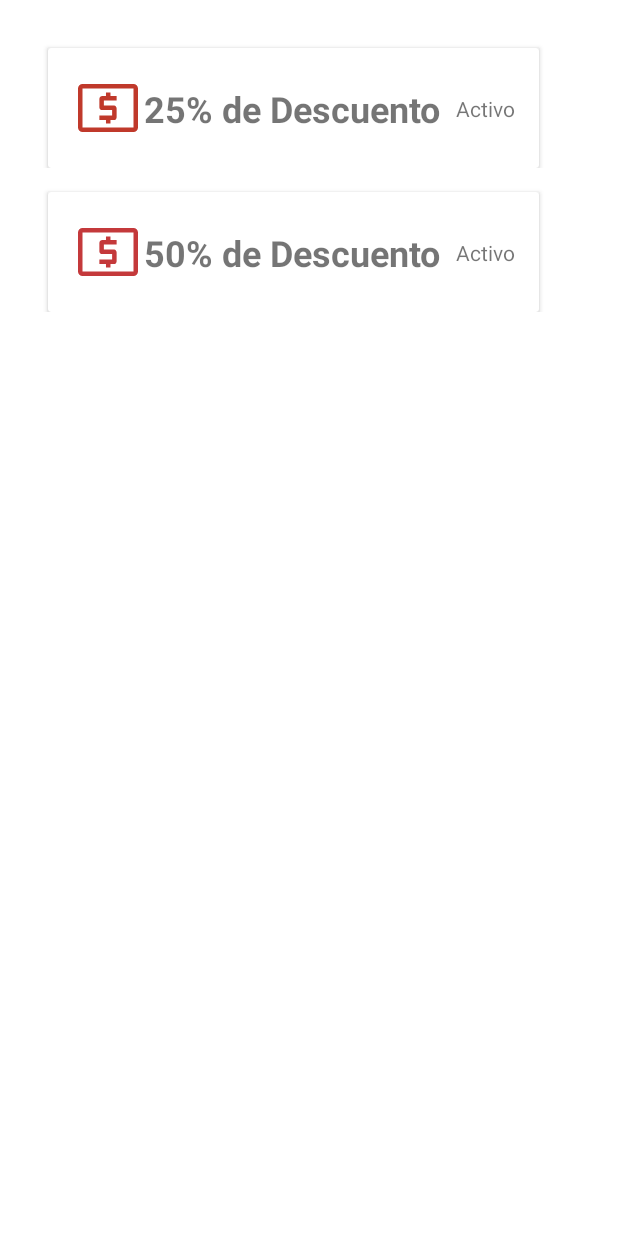
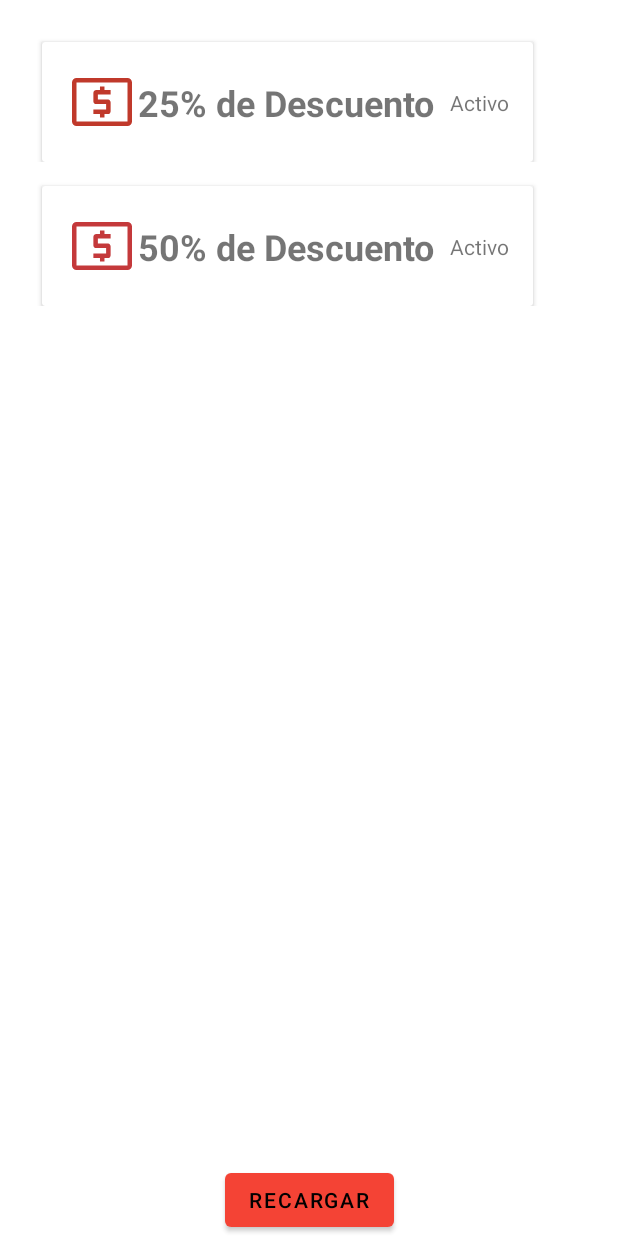
Before and after one commit to EmilianoGMX/ProyectoFinal, an Android app: the fragment HomeFragment shown on its own in the app's theme, on a phone screen of 412 x 824 dp. Run offline under Robolectric (Android 15) with nearby library versions, the phone set to English and light mode, and no system bars.

```diff
--- a/app/src/main/java/com/example/proyectofinal/ui/home/HomeFragment.java
+++ b/app/src/main/java/com/example/proyectofinal/ui/home/HomeFragment.java
@@ -6,6 +6,7 @@ import android.os.Bundle;
 import android.view.LayoutInflater;
 import android.view.View;
 import android.view.ViewGroup;
+import android.widget.Button;
 import android.widget.Toast;
 
 import androidx.annotation.NonNull;
@@ -24,7 +25,7 @@ import java.util.prefs.Preferences;
 
 public class HomeFragment extends Fragment {
     List<ListElement> elements;
-
+    Button btnRecargar;
 
     private FragmentHomeBinding binding;
 
@@ -35,6 +36,16 @@ public class HomeFragment extends Fragment {
 
         binding = FragmentHomeBinding.inflate(inflater, container, false);
         View root = binding.getRoot();
+        btnRecargar = binding.btnRecargar;
+
+        btnRecargar.setOnClickListener(new View.OnClickListener() {
+            @Override
+            public void onClick(View view)
+            {
+                initComponents();
+            }
+        });
+
         initComponents();
 
         /*final TextView textView = binding.textHome;
--- a/app/src/main/res/layout/fragment_home.xml
+++ b/app/src/main/res/layout/fragment_home.xml
@@ -10,11 +10,21 @@
     <androidx.recyclerview.widget.RecyclerView
         android:id="@+id/RecyclerView"
         android:layout_width="match_parent"
-        android:layout_height="match_parent"
-        android:layout_margin="16dp"
+        android:layout_height="500dp"
+        android:layout_margin="12dp"
+        app:layout_constraintEnd_toEndOf="parent"
+        app:layout_constraintStart_toStartOf="parent"
+        app:layout_constraintTop_toTopOf="parent"
+        tools:listitem="@layout/list_element"
+        />
+
+    <Button
+        android:id="@+id/btnRecargar"
+        android:layout_height="wrap_content"
+        android:layout_width="wrap_content"
         app:layout_constraintBottom_toBottomOf="parent"
         app:layout_constraintEnd_toEndOf="parent"
         app:layout_constraintStart_toStartOf="parent"
-        app:layout_constraintTop_toTopOf="parent"
-        tools:listitem="@layout/list_element"/>
+        android:text="Recargar" />
+
 </androidx.constraintlayout.widget.ConstraintLayout>
```
